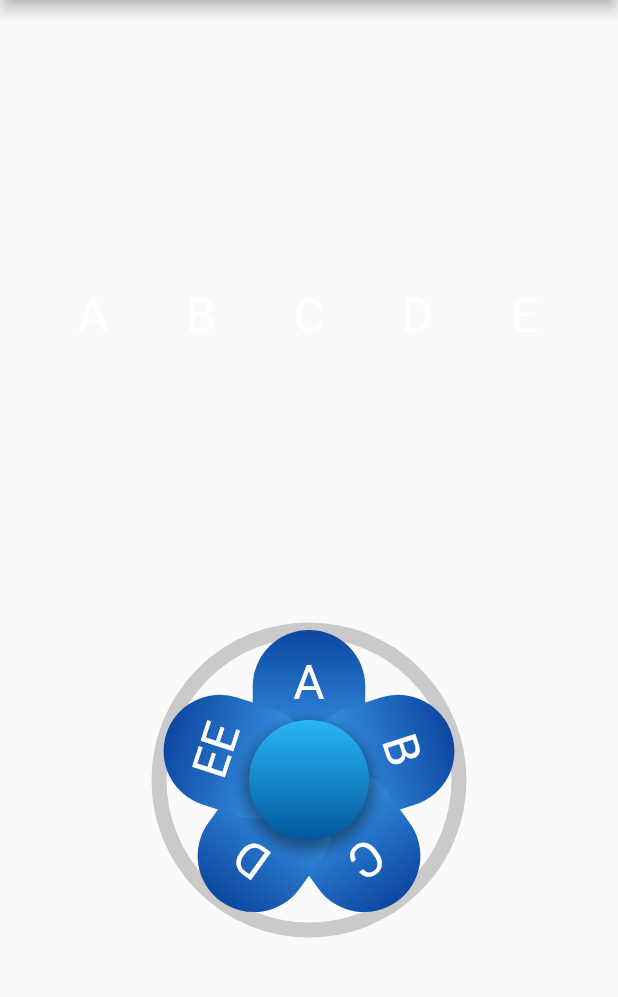
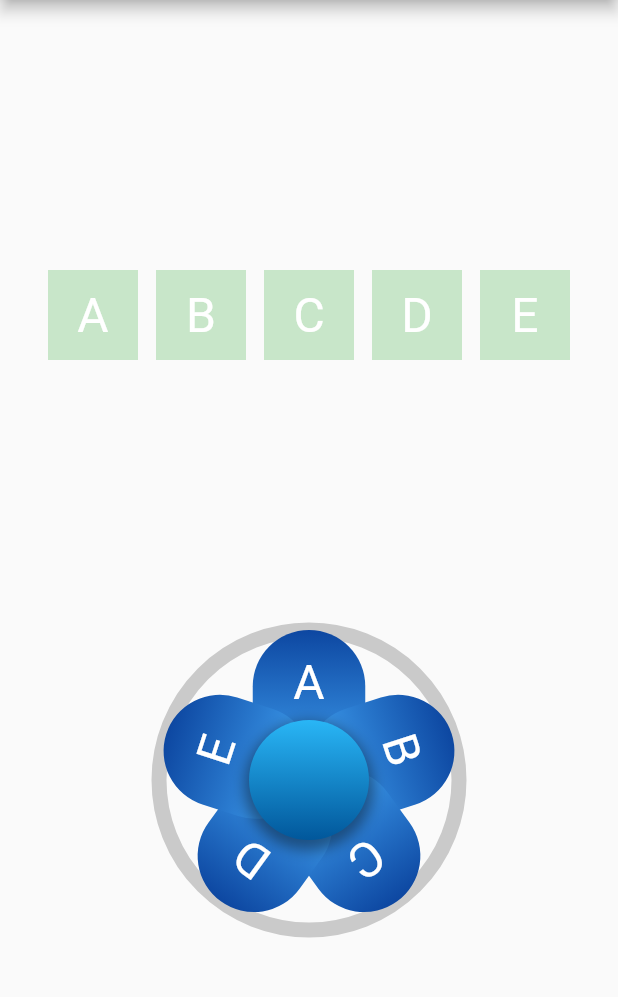
Before and after one commit to cybaker/flutter_joybuttons, a Flutter app: the screen it shows after launch, on a phone screen of 412 x 824 dp, the part 84-1081 px from its top. Run offline on Flutter 3.47's test engine with Material 2 defaults, Android fonts, the phone set to English and light mode, and no system bars.

Commit message:
Minor main adjustment

```diff
--- a/example/lib/main.dart
+++ b/example/lib/main.dart
@@ -88,7 +88,7 @@ class _JoyButtonsExampleState extends State<JoyButtonsExample> {
     const JoyButtonsButton(
       title: Padding(
         padding: EdgeInsets.only(top: 16.0),
-        child: Text("EE", style: TextStyle(color: Colors.white, fontSize: 32)),
+        child: Text("E", style: TextStyle(color: Colors.white, fontSize: 32)),
       ),
     ),
   ];
@@ -109,35 +109,35 @@ class _JoyButtonsExampleState extends State<JoyButtonsExample> {
                     alignment: Alignment.center,
                     width: dimension,
                     height: dimension,
-                    color: _pressed.contains(0) ? Colors.green : Colors.transparent,
+                    color: _pressed.contains(0) ? Colors.green : Colors.green.shade100,
                     child: const Text("A", style: TextStyle(color: Colors.white, fontSize: 32)),
                   ),
                   Container(
                     alignment: Alignment.center,
                     width: dimension,
                     height: dimension,
-                    color: _pressed.contains(1) ? Colors.green : Colors.transparent,
+                    color: _pressed.contains(1) ? Colors.green : Colors.green.shade100,
                     child: const Text("B", style: TextStyle(color: Colors.white, fontSize: 32)),
                   ),
                   Container(
                     alignment: Alignment.center,
                     width: dimension,
                     height: dimension,
-                    color: _pressed.contains(2) ? Colors.green : Colors.transparent,
+                    color: _pressed.contains(2) ? Colors.green : Colors.green.shade100,
                     child: const Text("C", style: TextStyle(color: Colors.white, fontSize: 32)),
                   ),
                   Container(
                     alignment: Alignment.center,
                     width: dimension,
                     height: dimension,
-                    color: _pressed.contains(3) ? Colors.green : Colors.transparent,
+                    color: _pressed.contains(3) ? Colors.green : Colors.green.shade100,
                     child: const Text("D", style: TextStyle(color: Colors.white, fontSize: 32)),
                   ),
                   Container(
                     alignment: Alignment.center,
                     width: dimension,
                     height: dimension,
-                    color: _pressed.contains(4) ? Colors.green : Colors.transparent,
+                    color: _pressed.contains(4) ? Colors.green : Colors.green.shade100,
                     child: const Text("E", style: TextStyle(color: Colors.white, fontSize: 32)),
                   ),
                 ],
--- a/lib/src/joybuttons.dart
+++ b/lib/src/joybuttons.dart
@@ -6,7 +6,6 @@ import 'package:flutter_joybuttons/src/joybuttons_button.dart';
 
 import 'joybuttons_base.dart';
 import 'joybuttons_controller.dart';
-import 'joybuttons_touch_offset_calculator.dart';
 
 /// JoyButtons widget
 class JoyButtons extends StatefulWidget {
@@ -34,9 +33,6 @@ class JoyButtons extends StatefulWidget {
 
   /// Controller allows to control joyButtons events outside the widget.
   final JoyButtonsController? controller;
-
-  /// Calculate offset of the touch from center based on the drag start position and the current position.
-  final TouchOffsetCalculator touchOffsetCalculator;
 
   /// Callback, which is called when the stick starts dragging.
   final Function? onStickDragStart;
@@ -75,7 +71,6 @@ class JoyButtons extends StatefulWidget {
     ],
     this.centerButtonOutput = const [],
     this.centerButtonScale = 0.4,
-    this.touchOffsetCalculator = const CircleStickOffsetCalculator(),
     this.controller,
     this.onStickDragStart,
     this.onTouchDragEnd,
```
